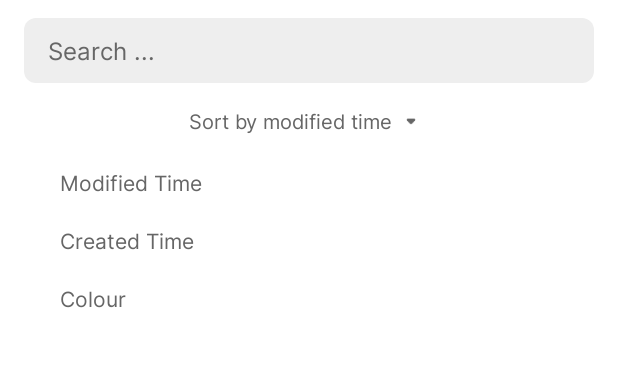
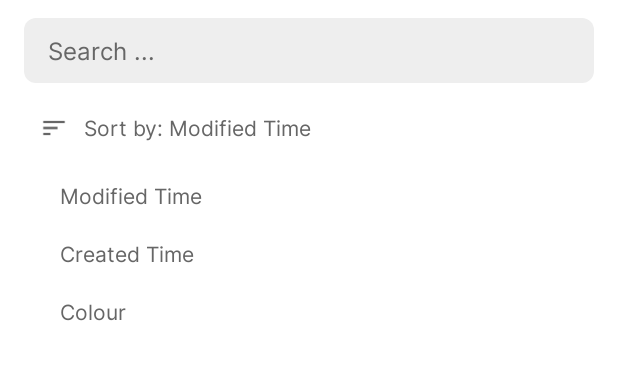
Before and after one commit to jing-yen/Notes, an Android app: the screen it shows after launch (MainActivity), on a phone screen of 412 x 824 dp, the part 239-619 px from its top. Run offline under Robolectric (Android 15) with nearby library versions, the phone set to English and light mode, and no system bars; libraries missing offline, so code that uses them is left out: com.squareup.sqldelight; 5 statements that could not run were skipped.

```diff
--- a/Notes/src/main/java/com/jingyen/notes/NotesActivity.kt
+++ b/Notes/src/main/java/com/jingyen/notes/NotesActivity.kt
@@ -260,7 +260,7 @@ class NotesActivity : AppCompatActivity() {
         //Save
         val title = binding.title.text.toString()
         val text = binding.text.text.toString()
-        if (binding.title.text.isNotBlank() || binding.text.text!!.isNotBlank()) {
+        if (binding.title.text!!.isNotBlank() || binding.text.text!!.isNotBlank()) {
             val spannable = binding.text.text as Spannable
             val styleSpans = spannable.getSpans(0, binding.text.text!!.length, ParcelableSpan::class.java)
             val spansData = mutableListOf<SpanData>()
--- a/Notes/src/main/java/com/jingyen/notes/StyleClasses.kt
+++ b/Notes/src/main/java/com/jingyen/notes/StyleClasses.kt
@@ -1,11 +1,16 @@
 package com.jingyen.notes
 
+import android.app.Application
 import android.graphics.Canvas
 import android.graphics.Paint
 import android.text.Layout
 import android.text.style.StyleSpan
 import android.text.style.UnderlineSpan
 import android.text.style.LeadingMarginSpan
+import androidx.core.provider.FontRequest
+import androidx.emoji2.text.DefaultEmojiCompatConfig
+import androidx.emoji2.text.EmojiCompat
+import androidx.emoji2.text.FontRequestEmojiCompatConfig
 
 class BoldSpan: StyleSpan(1)
 class ItalicSpan: StyleSpan(2)
@@ -22,3 +27,10 @@ class ListSpan(private val leadWidth: Int, private val gapWidth: Int) : LeadingM
         }
     }
 }
+
+class EmojiInit: Application() {
+    override fun onCreate() {
+        super.onCreate()
+        EmojiCompat.init(DefaultEmojiCompatConfig.create(this)!!.setReplaceAll(true))
+    }
+}
--- a/Notes/src/main/java/com/jingyen/notes/SuperEditText.kt
+++ b/Notes/src/main/java/com/jingyen/notes/SuperEditText.kt
@@ -3,10 +3,10 @@ package com.jingyen.notes
 import android.app.Activity
 import android.content.Context
 import android.util.AttributeSet
-import android.util.Log
 import android.view.KeyEvent
+import androidx.appcompat.widget.AppCompatEditText
 
-class SuperEditText : androidx.appcompat.widget.AppCompatEditText {
+class SuperEditText : AppCompatEditText {
     var activity: Activity? = null
     var notesActivity: NotesActivity? = null
     private var textChanged = false
--- a/Notes/src/main/res/drawable/sort.xml
+++ b/Notes/src/main/res/drawable/sort.xml
@@ -7,7 +7,7 @@
     android:viewportHeight="24">
     <path
         android:name="path"
-        android:pathData="M 10 18 L 14 18 L 14 16 L 10 16 L 10 18 Z M 3 6 L 3 8 L 21 8 L 21 6 L 3 6 Z M 6 13 L 18 13 L 18 11 L 6 11 L 6 13 Z"
-        android:fillColor="#000"
+        android:pathData="M 3 18 L 9 18 L 9 16 L 3 16 L 3 18 Z M 3 6 L 3 8 L 21 8 L 21 6 L 3 6 Z M 3 13 L 15 13 L 15 11 L 3 11 L 3 13 Z"
+        android:fillColor="@color/lightText"
         android:strokeWidth="1"/>
 </vector>
--- a/Notes/src/main/res/layout/activity_main.xml
+++ b/Notes/src/main/res/layout/activity_main.xml
@@ -172,8 +172,20 @@
                         <LinearLayout
                             android:layout_width="wrap_content"
                             android:layout_height="match_parent"
-                            android:layout_gravity="center_horizontal"
+                            android:layout_marginTop="4dp"
+                            android:layout_marginBottom="4dp"
                             android:orientation="horizontal">
+
+                            <ImageView
+                                android:id="@+id/imageView2"
+                                android:layout_width="wrap_content"
+                                android:layout_height="wrap_content"
+                                android:layout_gravity="center_vertical"
+                                android:layout_marginStart="8dp"
+                                android:layout_marginEnd="8dp"
+                                android:scaleX="0.8"
+                                android:scaleY="0.8"
+                                app:srcCompat="@drawable/sort" />
 
                             <TextView
                                 android:id="@+id/sortText"
@@ -183,19 +195,10 @@
                                 android:fontFamily="@font/regular"
                                 android:paddingTop="4dp"
                                 android:paddingBottom="4dp"
-                                android:text="Sort by modified time"
+                                android:text="Sort by: Modified Time"
                                 android:textColor="@color/lightText"
-                                android:textSize="13sp"
+                                android:textSize="14sp"
                                 tools:ignore="TouchTargetSizeCheck" />
-
-                            <ImageView
-                                android:id="@+id/imageView2"
-                                android:layout_width="wrap_content"
-                                android:layout_height="wrap_content"
-                                android:layout_gravity="center_vertical"
-                                android:scaleX="0.8"
-                                android:scaleY="0.8"
-                                app:srcCompat="@drawable/dropdown" />
 
                         </LinearLayout>
 
--- a/Notes/src/main/res/layout/activity_notes.xml
+++ b/Notes/src/main/res/layout/activity_notes.xml
@@ -158,7 +158,7 @@
                     android:layout_height="match_parent"
                     android:orientation="vertical">
 
-                    <EditText
+                    <androidx.appcompat.widget.AppCompatEditText
                         android:id="@+id/title"
                         android:layout_width="match_parent"
                         android:layout_height="wrap_content"
```
Also changed, not shown: Notes/build.gradle.kts (+4 -3 lines), Notes/src/main/AndroidManifest.xml (+9 -0 lines), Notes/src/main/java/com/jingyen/notes/MainActivity.kt (+5 -4 lines).
